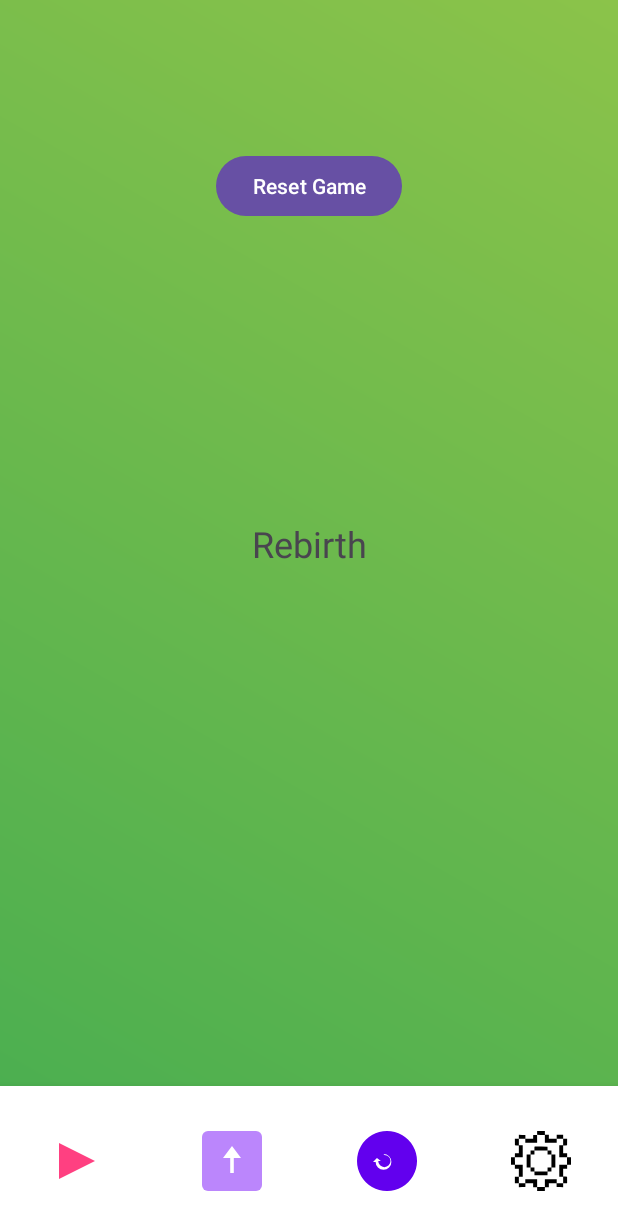
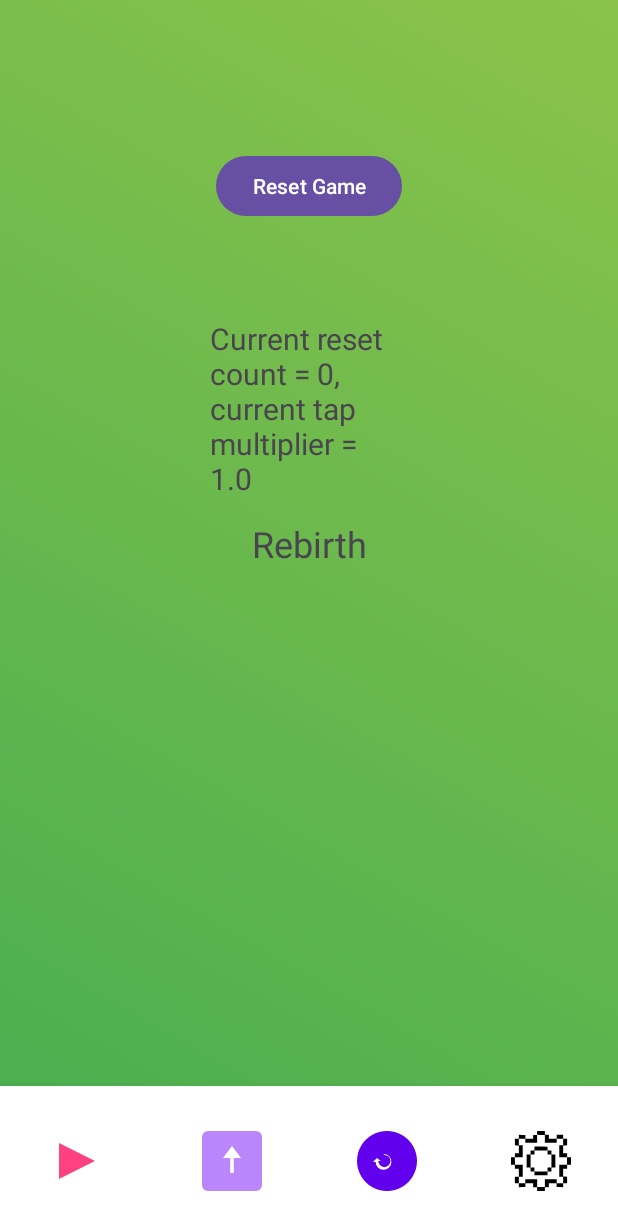
Before and after one commit to KTUccgame/Mobil, an Android app: the screen it shows after launch (MainActivity), item 3 of the bottom bar chosen, on a phone screen of 412 x 824 dp. Shown: the top 1230 px of the screen. Run offline under Robolectric (Android 15) with nearby library versions, the phone set to English and light mode, and no system bars; our stand-ins replace Room's generated code.

Commit message:
Rebirth functionality
Added a toast message to inform minimum rebirth requirements.
Rebirth'ing increases the tap multiplier.

```diff
--- a/app/src/main/java/com/example/mobilclicker/MainActivity.java
+++ b/app/src/main/java/com/example/mobilclicker/MainActivity.java
@@ -31,10 +31,10 @@ public class MainActivity extends AppCompatActivity {
     private UpgradesFragment upgradesFragment;
     private RebirthFragment rebirthFragment;
     private PlayFragment playFragment;
-
     private SensorManager sensorManager;
     private Sensor accelerometer;
     private ShakeDetector shakeDetector;
+    public float rebirthPointMultiplier = 1;
 
     private AppDatabase db; // Declare the Room database
 
@@ -118,6 +118,7 @@ public class MainActivity extends AppCompatActivity {
                 // ANIM HERE
                 if (playFragment == null) {
                     playFragment = new PlayFragment();
+
                 }
                 selectedFragment = playFragment;
                 View navView = bottomNavigationView.findViewById(R.id.nav_play);
@@ -143,6 +144,7 @@ public class MainActivity extends AppCompatActivity {
                 if (rebirthFragment == null) {
                     rebirthFragment = new RebirthFragment();
                     rebirthFragment.setUpgradesFragment(upgradesFragment);
+                    rebirthFragment.setPlayFragment(playFragment);
                 }
                 selectedFragment = rebirthFragment;
                 // ANIMACIJA ant nav_rebirth mygtuko
@@ -212,24 +214,14 @@ public class MainActivity extends AppCompatActivity {
             Log.d("UpgradeInit", "Re-inserted new upgrades and removed outdated ones.");
         }).start();
     }
-
-
-
-
     public void setColorBg(int BGcolor)
     {
         getWindow().getDecorView().setBackgroundColor(BGcolor);
     }
-
-
-
     public void setCurrentProfileId(long id) {
         currentProfileId = id;
     }
-
-    // Reset score and stop point generation
     public void resetScore() {
-
         // Pasirūpiname, kad PlayFragment atnaujintų rezultatą
         if (playFragment != null) {
             playFragment.updateScore(0);
@@ -237,7 +229,6 @@ public class MainActivity extends AppCompatActivity {
 
 
     }
-
     public void setAdminStatus(long profileId, boolean isAdmin) {
         new Thread(() -> {
             AppDatabase2 db = AppDatabase2.getInstance(getApplicationContext());
--- a/app/src/main/java/com/example/mobilclicker/PlayFragment.java
+++ b/app/src/main/java/com/example/mobilclicker/PlayFragment.java
@@ -28,6 +28,7 @@ public class PlayFragment extends Fragment {
     private TextView _textview;
     private ImageButton _button;
     private int _score = 0;
+    private float clickMultiplier = 1;
     private int clickpower = 1;
     private AppDatabase _db;
     private AppDatabase2 _db2;
@@ -40,9 +41,7 @@ public class PlayFragment extends Fragment {
     private long timeElapsed = 0; // Laikas, praleistas žaidime (milisekundėmis)
     private long timeForNextIncrease = 30000; // Laikas po kurio priešų atsiradimo dažnis padidės (pavyzdžiui, kas 30 sekundžių)
     private long startTime; // Laiko žymė žaidimo pradžiai
-
     private int enemyCount = 0;
-
     boolean isTriplePurchased = false;
 
     @SuppressLint("ClickableViewAccessibility")
@@ -106,7 +105,7 @@ public class PlayFragment extends Fragment {
                         if (isClickerPurchased) {
                             // Perform the click action only if the clicker upgrade is purchased
                             addPoint(); // Add points to the score
-                            _textview.setText("" + _score); // Update the score display
+                            _textview.setText("" + _score ); // Update the score display
 
                             // Get the touch position
                             float touchX = event.getRawX();
@@ -212,8 +211,16 @@ public class PlayFragment extends Fragment {
         stopAutomaticShooting(); // Sustabdo automatinį šaudymą
     }
     public void addPoint() {
-        _score += clickpower;
+        _score += clickpower * clickMultiplier;
         refreshScore();
+    }
+    public void setClickMultiplier(float additionalMult)
+    {
+        clickMultiplier += additionalMult;
+    }
+    public float getClickMultiplier()
+    {
+        return clickMultiplier;
     }
     public void updateScore(int score) {
         _score = score; // Priimame naują reikšmę
@@ -523,5 +530,4 @@ public class PlayFragment extends Fragment {
         }).start();
     }
 
-
 }
--- a/app/src/main/java/com/example/mobilclicker/RebirthFragment.java
+++ b/app/src/main/java/com/example/mobilclicker/RebirthFragment.java
@@ -1,10 +1,12 @@
 package com.example.mobilclicker;
 
+import android.content.Intent;
 import android.os.Bundle;
 import android.view.LayoutInflater;
 import android.view.View;
 import android.view.ViewGroup;
 import android.widget.Button;
+import android.widget.TextView;
 import android.widget.Toast;
 
 import androidx.fragment.app.Fragment;
@@ -12,8 +14,10 @@ import androidx.fragment.app.Fragment;
 public class RebirthFragment extends Fragment {
 
     private MainActivity mainActivity;
+    private PlayFragment playFragment;
+    private TextView rebirth_textbox;
     private UpgradesFragment upgradesFragment; // Reference to UpgradesFragment
-
+    private int resetCount = 0;
     public RebirthFragment() {
         // Required empty constructor
     }
@@ -29,14 +33,38 @@ public class RebirthFragment extends Fragment {
             mainActivity = null;
         }
 
+
         Button resetButton = view.findViewById(R.id.reset_button);
-        resetButton.setOnClickListener(v -> resetGameData());
+        rebirth_textbox = view.findViewById(R.id.rebirth_level_textbox);
+        rebirth_textbox.setText("Current reset count = " + resetCount + ", current tap multiplier = " + playFragment.getClickMultiplier());
+        //resetButton.setOnClickListener(v -> resetGameData());
+        resetButton.setOnClickListener(v -> {
+            if (playFragment.get_score() > 1000) {
+                // if total points > 1000, reset game data, increase point multiplier by 10%
 
+                playFragment.setClickMultiplier((float)(1 * (playFragment.get_score()/1000)));// 0.1*10/1000
+                resetCount += 1;
+                resetGameData();
+                updateRebirthText();
+            }
+            else
+            {
+                Toast.makeText(getContext(), "You need at least 1000 points to reset! current multiplier is " +playFragment.getClickMultiplier(), Toast.LENGTH_SHORT).show();
+            }
+
+        });
         return view;
     }
 
     public void setUpgradesFragment(UpgradesFragment upgradesFragment) {
         this.upgradesFragment = upgradesFragment;
+    }
+    public void updateRebirthText()
+    {
+        rebirth_textbox.setText("Current reset count = " + resetCount + ", current tap multiplier = " + playFragment.getClickMultiplier());
+    }
+    public void setPlayFragment(PlayFragment playFragment) {
+        this.playFragment = playFragment;
     }
     public void resetGameData() {
         if (mainActivity == null) {
--- a/app/src/main/res/layout/fragment_rebirth.xml
+++ b/app/src/main/res/layout/fragment_rebirth.xml
@@ -30,5 +30,16 @@
         app:layout_constraintStart_toStartOf="parent"
         app:layout_constraintTop_toTopOf="parent"/>
 
+    <TextView
+        android:id="@+id/rebirth_level_textbox"
+        android:layout_width="125dp"
+        android:layout_height="wrap_content"
+        android:layout_marginStart="140dp"
+        android:layout_marginTop="64dp"
+        android:text="Rebirth information"
+        android:textSize="20sp"
+        app:layout_constraintStart_toStartOf="parent"
+        app:layout_constraintTop_toBottomOf="@+id/reset_button" />
+
 
 </androidx.constraintlayout.widget.ConstraintLayout>
```
Also changed, not shown: app/src/main/res/layout/fragment_play.xml (+8 -7 lines), app/src/main/res/drawable/grass_background.png.
